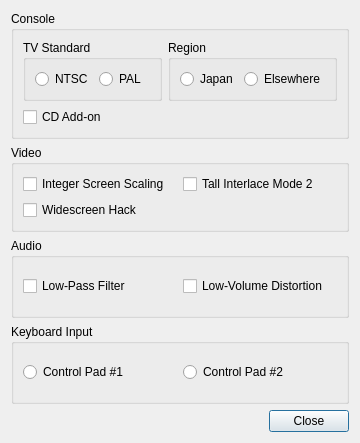
Clownacy/clownmdemu-frontend, file qt/dialogs/options.ui: the form before one commit.
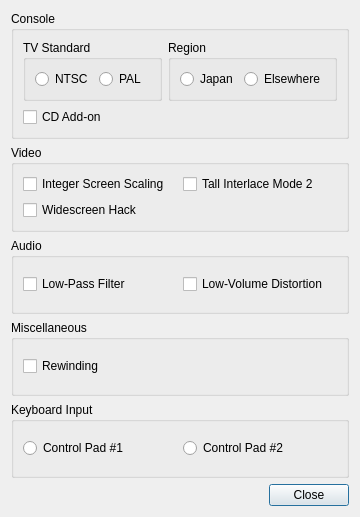
The form after the commit.

Commit message:
Qt: Add option to disable rewinding.
Just like the Dear ImGui frontend. Saves RAM and CPU.

```diff
--- a/qt/dialogs/options.ui
+++ b/qt/dialogs/options.ui
@@ -7,7 +7,7 @@
     <x>0</x>
     <y>0</y>
     <width>360</width>
-    <height>443</height>
+    <height>517</height>
    </rect>
   </property>
   <property name="windowTitle">
@@ -165,6 +165,25 @@
      </layout>
     </widget>
    </item>
+   <item>
+    <widget class="QGroupBox" name="miscellaneous">
+     <property name="title">
+      <string>Miscellaneous</string>
+     </property>
+     <layout class="QGridLayout" name="gridLayout_7">
+      <item row="0" column="0">
+       <widget class="QCheckBox" name="rewinding">
+        <property name="toolTip">
+         <string>&lt;html&gt;&lt;head/&gt;&lt;body&gt;&lt;p&gt;Allows the emulated console to be played in reverse for up to 10 seconds.&lt;/p&gt;&lt;p&gt;&lt;br/&gt;&lt;/p&gt;&lt;p&gt;This uses a lot of RAM and increases CPU usage, so disable this if there is lag.&lt;/p&gt;&lt;/body&gt;&lt;/html&gt;</string>
+        </property>
+        <property name="text">
+         <string>Rewinding</string>
+        </property>
+       </widget>
+      </item>
+     </layout>
+    </widget>
+   </item>
    <item>
     <widget class="QGroupBox" name="keyboardInput">
      <property name="title">
```
The commit also changes 6 other files.
